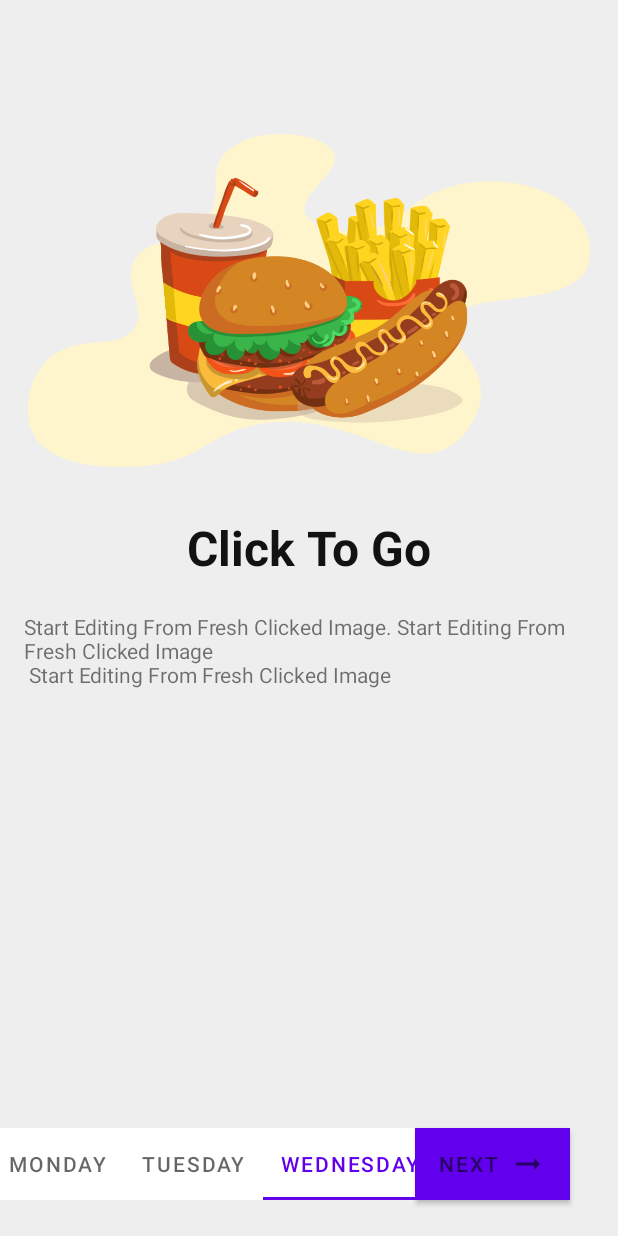
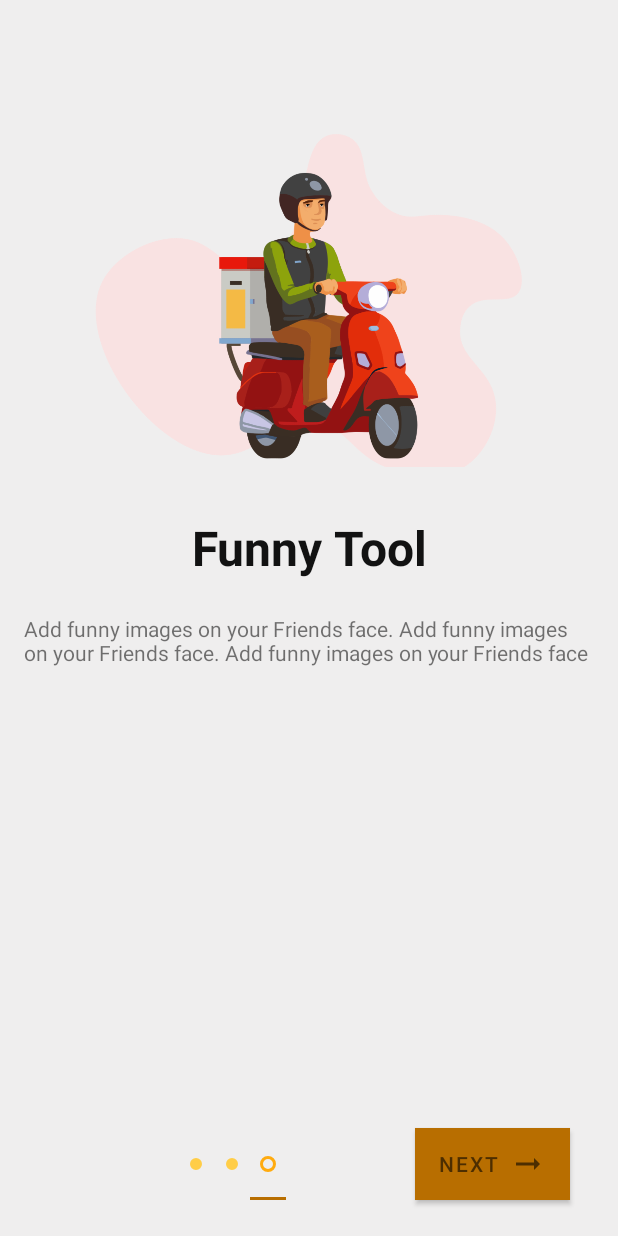
Before and after one commit to SurajPrajapati8424/Ryuk, an Android app: the screen it shows after launch (introActivity), item 3 of the bottom bar chosen, on a phone screen of 412 x 824 dp. Run offline under Robolectric (Android 15) with nearby library versions, the phone set to English and light mode, and no system bars; Roboto replaces fonts that are not available here.

Commit message:
Added Indicator for ViewPager Guid Screen PHASE::02

```diff
--- a/app/src/main/java/com/dr/psycho/ryuk/introActivity.java
+++ b/app/src/main/java/com/dr/psycho/ryuk/introActivity.java
@@ -5,18 +5,23 @@ import android.os.Bundle;
 import androidx.appcompat.app.AppCompatActivity;
 import androidx.viewpager.widget.ViewPager;
 
+import com.google.android.material.tabs.TabLayout;
+
 import java.util.ArrayList;
 
 public class introActivity extends AppCompatActivity {
 
     private ViewPager screenPager;
     IntroViewPagerAdapter introViewPagerAdapter;
-
+    TabLayout tabLayout;
 
     @Override
     protected void onCreate(Bundle savedInstanceState) {
         super.onCreate(savedInstanceState);
         setContentView(R.layout.activity_intro);
+
+        // ini views
+        tabLayout = findViewById(R.id.tab_indicator);
 
         ArrayList<ScreenItem> mList = new ArrayList<>();
         mList.add(new ScreenItem("Click To Go","Start Editing From Fresh Clicked Image. Start Editing From Fresh Clicked Image \n Start Editing From Fresh Clicked Image",R.drawable.scooty));
@@ -28,6 +33,9 @@ public class introActivity extends AppCompatActivity {
         introViewPagerAdapter = new IntroViewPagerAdapter(this, mList);
         screenPager.setAdapter(introViewPagerAdapter);
 
+        // setup tabLayout with viewPager
+        tabLayout.setupWithViewPager(screenPager);
+
     }
 
 }
--- /dev/null
+++ b/app/src/main/res/drawable/indicator_default.xml
@@ -0,0 +1,14 @@
+<?xml version="1.0" encoding="utf-8"?>
+<layer-list xmlns:android="http://schemas.android.com/apk/res/android">
+
+    <item>
+        <shape
+            android:shape="ring"
+            android:innerRadius="0dp"
+            android:thickness="4dp"
+            android:useLevel="false">
+
+            <solid android:color="@color/yellow_400"/>
+        </shape>
+    </item>
+</layer-list>
--- /dev/null
+++ b/app/src/main/res/drawable/indicator_selected.xml
@@ -0,0 +1,13 @@
+<?xml version="1.0" encoding="utf-8"?>
+<layer-list xmlns:android="http://schemas.android.com/apk/res/android">
+    <item>
+        <shape
+            android:shape="ring"
+            android:innerRadius="3dp"
+            android:thickness="2dp"
+            android:useLevel="false">
+
+            <solid android:color="@color/yellow_800"/>
+        </shape>
+    </item>
+</layer-list>
--- /dev/null
+++ b/app/src/main/res/drawable/indicator_selector.xml
@@ -0,0 +1,7 @@
+<?xml version="1.0" encoding="utf-8"?>
+<selector xmlns:android="http://schemas.android.com/apk/res/android">
+
+    <item android:drawable="@drawable/indicator_selected"
+        android:state_selected="true"/>
+    <item android:drawable="@drawable/indicator_default"/>
+</selector>
--- a/app/src/main/res/layout/activity_intro.xml
+++ b/app/src/main/res/layout/activity_intro.xml
@@ -14,7 +14,7 @@
         android:layout_width="match_parent"
         android:layout_height="0dp"
         android:layout_marginBottom="8dp"
-        app:layout_constraintBottom_toTopOf="@+id/tabLayout"
+        app:layout_constraintBottom_toTopOf="@+id/tab_indicator"
         app:layout_constraintEnd_toEndOf="parent"
         app:layout_constraintStart_toStartOf="parent"
         app:layout_constraintTop_toTopOf="parent" />
@@ -34,29 +34,17 @@
         app:layout_constraintEnd_toEndOf="parent" />
 
     <com.google.android.material.tabs.TabLayout
-        android:id="@+id/tabLayout"
+        app:tabBackground="@drawable/indicator_selector"
+        android:background="@color/transparent"
+        android:id="@+id/tab_indicator"
         android:layout_width="wrap_content"
         android:layout_height="wrap_content"
-        android:layout_marginStart="8dp"
+        android:layout_marginStart="32dp"
         android:layout_marginBottom="24dp"
         app:layout_constraintBottom_toBottomOf="parent"
         app:layout_constraintEnd_toStartOf="@+id/btn_next"
         app:layout_constraintStart_toStartOf="parent">
 
-        <com.google.android.material.tabs.TabItem
-            android:layout_width="wrap_content"
-            android:layout_height="wrap_content"
-            android:text="Monday" />
-
-        <com.google.android.material.tabs.TabItem
-            android:layout_width="wrap_content"
-            android:layout_height="wrap_content"
-            android:text="Tuesday" />
-
-        <com.google.android.material.tabs.TabItem
-            android:layout_width="wrap_content"
-            android:layout_height="wrap_content"
-            android:text="Wednesday" />
     </com.google.android.material.tabs.TabLayout>
 
 
--- a/app/src/main/res/values/colors.xml
+++ b/app/src/main/res/values/colors.xml
@@ -9,6 +9,7 @@
     <color name="selected_filter">#221f20</color>
     <color name="white">#FFFFFFFF</color>
     <color name="white_50">#efeeee</color>
+    <color name="transparent">#00FFFFFF</color>
     <color name="card_background_color">#333639</color>
     <color name="normal_filter">#8a8889</color>
 
--- a/app/src/main/res/values/themes.xml
+++ b/app/src/main/res/values/themes.xml
@@ -2,12 +2,12 @@
     <!-- Base application theme. -->
     <style name="Theme.Ryuk" parent="Theme.MaterialComponents.DayNight.DarkActionBar">
         <!-- Primary brand color. -->
-        <item name="colorPrimary">@color/purple_500</item>
-        <item name="colorPrimaryVariant">@color/purple_700</item>
-        <item name="colorOnPrimary">@color/white</item>
+        <item name="colorPrimary">@color/orange_dark_500</item>
+        <item name="colorPrimaryVariant">@color/orange_100</item>
+        <item name="colorOnPrimary">@color/black_200</item>
         <!-- Secondary brand color. -->
-        <item name="colorSecondary">@color/teal_200</item>
-        <item name="colorSecondaryVariant">@color/teal_700</item>
+        <item name="colorSecondary">@color/orange_dark_200</item>
+        <item name="colorSecondaryVariant">@color/orange</item>
         <item name="colorOnSecondary">@color/black_200</item>
         <!-- Status bar color. -->
         <item name="android:statusBarColor" tools:targetApi="l">?attr/colorPrimaryVariant</item>
```
